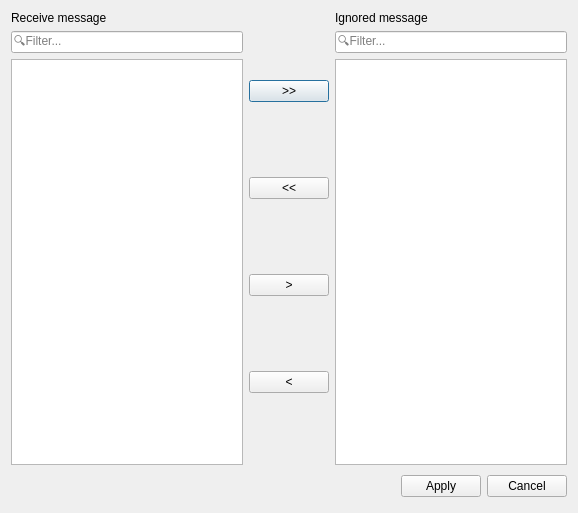
The window that src/MessageIgnore.ui (Marskey/WhiteBox) describes before a commit, drawn with Qt 5.
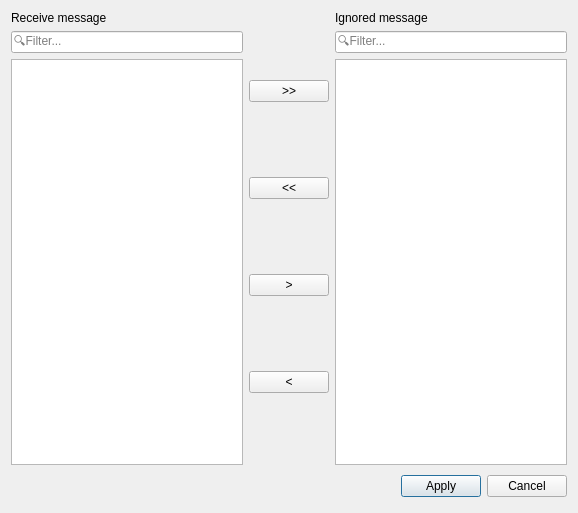
The same window after the commit. Custom widgets are drawn as their Qt base class.

```diff
--- a/src/MessageIgnore.ui
+++ b/src/MessageIgnore.ui
@@ -141,6 +141,9 @@
          <property name="text">
           <string>Apply</string>
          </property>
+         <property name="default">
+          <bool>true</bool>
+         </property>
         </widget>
        </item>
        <item>
```
